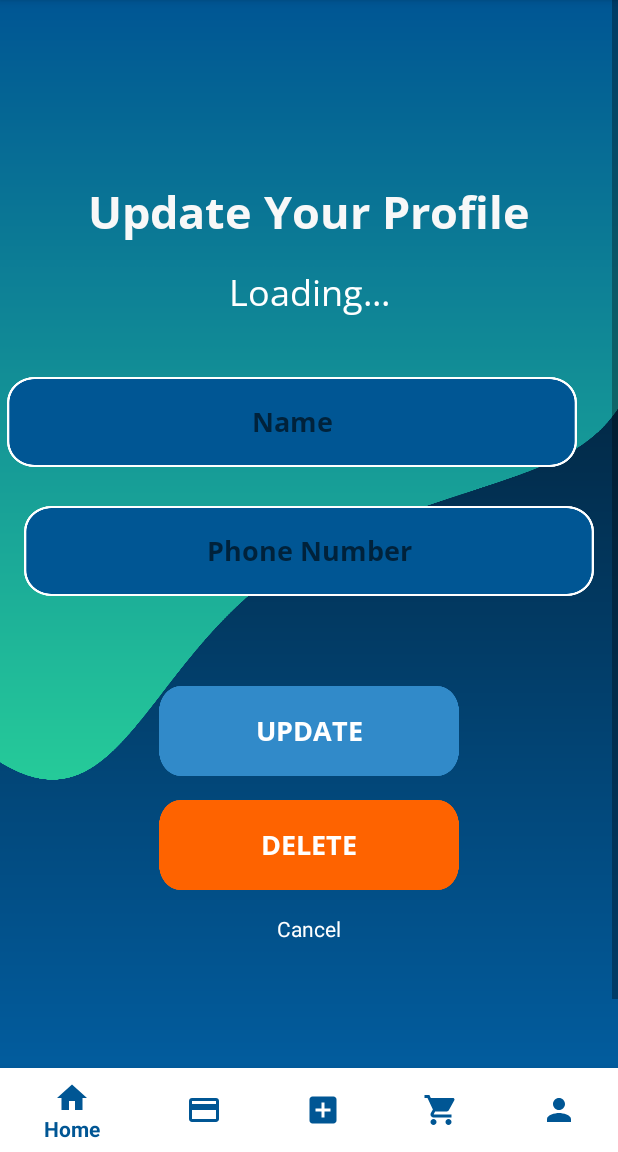
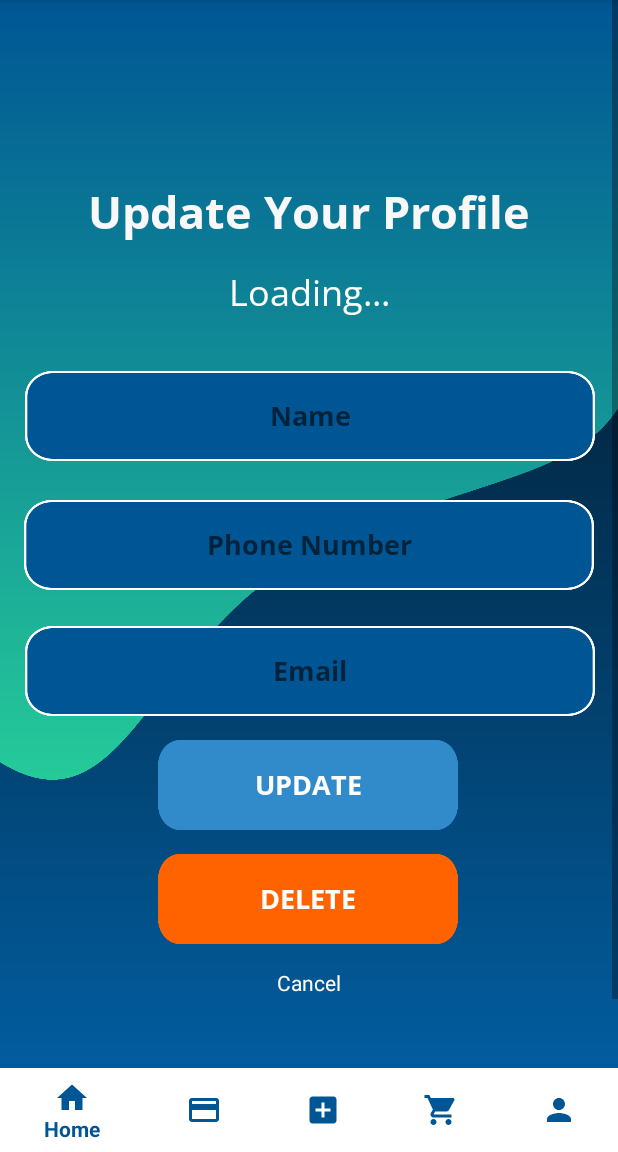
Before and after one commit to rusiruavb/SellDroid, an Android app: the fragment UserProfileUpdate placed in its activity, on a phone screen of 412 x 824 dp, the part 84-1236 px from its top. Run offline under Robolectric (Android 15) with nearby library versions, the light colour scheme and no system bars; our stand-ins replace Firebase (no records; nobody signed in at launch, a user with empty details on screens opened directly), Picasso; pictures from the network do not load; 6 statements that could not run were skipped.

Commit message:
JAYE - user profile update-updated

```diff
--- a/app/src/main/java/com/example/selldroid_final/UserProfileUpdate.java
+++ b/app/src/main/java/com/example/selldroid_final/UserProfileUpdate.java
@@ -41,8 +41,10 @@ public class UserProfileUpdate extends Fragment {
     private TextView updateEmail;
     private ProgressDialog dialog;
     private String profileImageUrl;
-    private String email;
     private String password;
+    private TextView email1;
+    private String email2;
+
 
     private FirebaseAuth auth;
     private FirebaseUser firebaseUser;
@@ -54,12 +56,13 @@ public class UserProfileUpdate extends Fragment {
     public View onCreateView(LayoutInflater inflater, ViewGroup container, Bundle savedInstanceState) {
         View view = inflater.inflate(R.layout.fragment_user_profile_update, container, false);
 
-        updateEmail = view.findViewById(R.id.update_user_email);
+        updateEmail = view.findViewById(R.id.user_email_update);
         updateUserName = view.findViewById(R.id.update_user_name);
         updateUserPhoneNumber = view.findViewById(R.id.update_user_phoneNum);
         updateButton = view.findViewById(R.id.update_user_button);
         deleteButton = view.findViewById(R.id.delete_user_account);
         cancelUpdate = view.findViewById(R.id.cancel_user_update);
+        email1 = view.findViewById(R.id.update_user_email);
 
         auth = FirebaseAuth.getInstance();
         dialog = new ProgressDialog(getContext());
@@ -93,7 +96,10 @@ public class UserProfileUpdate extends Fragment {
                 updateUserPhoneNumber.setText(snapshot.child("phoneNumber").getValue().toString());
                 updateEmail.setText(snapshot.child("email").getValue().toString());
                 profileImageUrl = snapshot.child("profileImage").getValue().toString();
-                //email = snapshot.child("email").getValue().toString();
+                email1.setText(snapshot.child("email").getValue().toString());
+
+                email2 = snapshot.child("email").getValue().toString();
+
             }
 
             @Override
--- a/app/src/main/res/layout/fragment_user_profile_update.xml
+++ b/app/src/main/res/layout/fragment_user_profile_update.xml
@@ -43,15 +43,17 @@
                     android:layout_height="match_parent"
                     app:layout_constraintBottom_toBottomOf="parent"
                     app:layout_constraintEnd_toEndOf="parent"
+                    app:layout_constraintHorizontal_bias="0.0"
                     app:layout_constraintStart_toStartOf="parent"
-                    app:layout_constraintTop_toTopOf="parent">
+                    app:layout_constraintTop_toTopOf="parent"
+                    app:layout_constraintVertical_bias="0.0">
 
                     <EditText
                         android:id="@+id/update_user_name"
                         android:layout_width="380dp"
                         android:layout_height="60dp"
                         android:layout_marginStart="25dp"
-                        android:layout_marginTop="40dp"
+                        android:layout_marginTop="36dp"
                         android:layout_marginEnd="27dp"
                         android:background="@mipmap/input_background"
                         android:ems="10"
@@ -61,7 +63,7 @@
                         android:textAlignment="center"
                         android:textColor="#FFFFFF"
                         app:layout_constraintEnd_toEndOf="parent"
-                        app:layout_constraintHorizontal_bias="1.0"
+                        app:layout_constraintHorizontal_bias="0.428"
                         app:layout_constraintStart_toStartOf="parent"
                         app:layout_constraintTop_toBottomOf="@+id/update_user_email" />
 
@@ -70,13 +72,14 @@
                         style="?android:attr/borderlessButtonStyle"
                         android:layout_width="200dp"
                         android:layout_height="60dp"
-                        android:layout_marginTop="60dp"
+                        android:layout_marginTop="100dp"
                         android:background="@drawable/update_account_background"
                         android:fontFamily="@font/open_sans_bold"
                         android:text="update"
                         android:textColor="@color/textColorWhite"
                         android:textSize="18sp"
                         app:layout_constraintEnd_toEndOf="parent"
+                        app:layout_constraintHorizontal_bias="0.497"
                         app:layout_constraintStart_toStartOf="parent"
                         app:layout_constraintTop_toBottomOf="@+id/update_user_phoneNum" />
 
@@ -92,6 +95,7 @@
                         android:textColor="@color/textColorWhite"
                         android:textSize="18sp"
                         app:layout_constraintEnd_toEndOf="parent"
+                        app:layout_constraintHorizontal_bias="0.497"
                         app:layout_constraintStart_toStartOf="parent"
                         app:layout_constraintTop_toBottomOf="@+id/update_user_button" />
 
@@ -150,6 +154,24 @@
                         app:layout_constraintStart_toStartOf="parent"
                         app:layout_constraintTop_toBottomOf="@+id/delete_user_account" />
 
+                    <EditText
+                        android:id="@+id/user_email_update"
+                        android:layout_width="380dp"
+                        android:layout_height="60dp"
+                        android:layout_marginTop="24dp"
+                        android:background="@mipmap/input_background"
+                        android:ems="10"
+                        android:fontFamily="@font/open_sans_bold"
+                        android:hint="Email"
+                        android:inputType="textEmailAddress"
+                        android:textAlignment="center"
+                        android:textColor="#FFFFFF"
+                        app:layout_constraintEnd_toEndOf="parent"
+                        app:layout_constraintHorizontal_bias="0.516"
+                        app:layout_constraintStart_toStartOf="parent"
+                        app:layout_constraintTop_toBottomOf="@+id/update_user_phoneNum" />
+
+
                 </androidx.constraintlayout.widget.ConstraintLayout>
 
             </androidx.constraintlayout.widget.ConstraintLayout>
```
